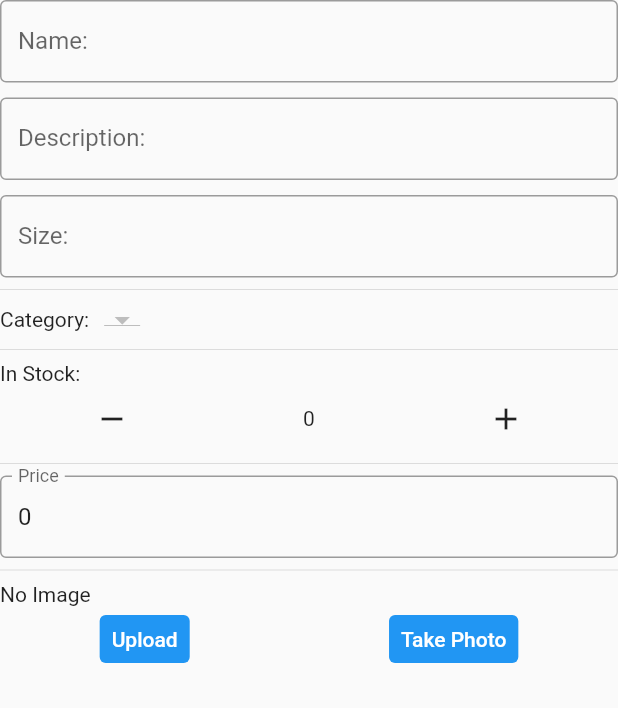
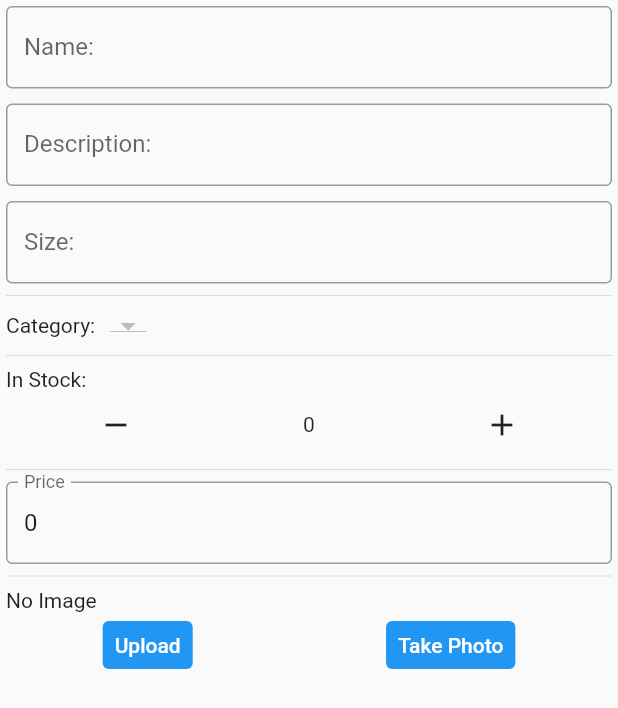
Before and after one commit to KNGKAI/app_w_api, a Flutter app: the ProductEditing widget shown alone on an empty page, opened directly with empty values, on a phone screen of 412 x 824 dp. Shown: the top 708 px of the screen. Run offline on Flutter 3.47's test engine with Material 2 defaults, Android fonts, the phone set to English and light mode, and no system bars; our stand-ins replace camera, dio, graphql_flutter, shared_preferences; accounts and stored records are empty; network calls fail.

Commit message:
Added actions to product list view

```diff
--- a/app/lib/Providers/CatagoryProvider.dart
+++ b/app/lib/Providers/CatagoryProvider.dart
@@ -1,4 +1,6 @@
 import 'package:app/Models/Category.dart';
+
+import 'package:graphql_flutter/graphql_flutter.dart';
 
 class Cart {
   final List<Category> _categories = [];
--- a/app/lib/Widgets/ProductEditing.dart
+++ b/app/lib/Widgets/ProductEditing.dart
@@ -1,4 +1,3 @@
-
 import 'dart:convert';
 import 'dart:io';
 
@@ -36,11 +35,17 @@ class _State extends State<ProductEditing> {
 
   @override
   Widget build(BuildContext context) {
-    TextEditingController nameController = TextEditingController(text: widget.product.name);
-    TextEditingController descriptionController = TextEditingController(text: widget.product.description);
-    TextEditingController sizeController = TextEditingController(text: widget.product.size);
-    TextEditingController priceController = TextEditingController(text: widget.product.price.toString());
-    return Column(
+    TextEditingController nameController =
+        TextEditingController(text: widget.product.name);
+    TextEditingController descriptionController =
+        TextEditingController(text: widget.product.description);
+    TextEditingController sizeController =
+        TextEditingController(text: widget.product.size);
+    TextEditingController priceController =
+        TextEditingController(text: widget.product.price.toString());
+    return Padding(
+        padding: EdgeInsets.all(4),
+        child: Column(
           crossAxisAlignment: CrossAxisAlignment.start,
           children: [
             TextField(
@@ -80,7 +85,8 @@ class _State extends State<ProductEditing> {
                       .map((category) => DropdownMenuItem(
                             child: Text(category),
                             value: category,
-              )).toList(),
+                          ))
+                      .toList(),
                   onChanged: (value) {
                     setState(() {
                       widget.product.category = value;
@@ -127,15 +133,17 @@ class _State extends State<ProductEditing> {
               ),
             ),
             Divider(),
-        widget.product.image.isEmpty
+            widget.product.image == null || widget.product.image.isEmpty
                 ? Text("No Image")
-            : Image.memory(Base64Decoder().convert(widget.product.image), width: MediaQuery.of(context).size.width / 2),
+                : Image.memory(Base64Decoder().convert(widget.product.image),
+                    width: MediaQuery.of(context).size.width / 2),
             Row(
               mainAxisAlignment: MainAxisAlignment.spaceAround,
               children: [
                 TextButton(
                   child: Text("Upload", style: TextStyle(color: Colors.white)),
-              style: ButtonStyle(backgroundColor: MaterialStateProperty.all(Colors.blue)),
+                  style: ButtonStyle(
+                      backgroundColor: MaterialStateProperty.all(Colors.blue)),
                   onPressed: () {
                     print('upload');
 
@@ -149,8 +157,10 @@ class _State extends State<ProductEditing> {
                   },
                 ),
                 TextButton(
-              child: Text("Take Photo", style: TextStyle(color: Colors.white)),
-              style: ButtonStyle(backgroundColor: MaterialStateProperty.all(Colors.blue)),
+                  child:
+                      Text("Take Photo", style: TextStyle(color: Colors.white)),
+                  style: ButtonStyle(
+                      backgroundColor: MaterialStateProperty.all(Colors.blue)),
                   onPressed: () async {
                     print('take photo');
 
@@ -158,8 +168,7 @@ class _State extends State<ProductEditing> {
                     var result = await showDialog(
                       context: context,
                       builder: (context) => AlertDialog(
-                    content:
-                    TakePictureScreen(camera: camera.first),
+                        content: TakePictureScreen(camera: camera.first),
                       ),
                     );
                     print(result.toString());
@@ -173,10 +182,9 @@ class _State extends State<ProductEditing> {
               ],
             ),
           ],
-    );
+        ));
   }
 }
-
 
 class TakePictureScreen extends StatefulWidget {
   final CameraDescription camera;
--- a/app/lib/Widgets/ProductWidget.dart
+++ b/app/lib/Widgets/ProductWidget.dart
@@ -4,5 +4,8 @@ import 'package:flutter/material.dart';
 
 class ProductWidget {
   static Widget grid(products) => ProductGrid(products: products);
-  static Widget list(products) => ProductList(products: products);
+  static Widget list(products, {actionBuilder}) => ProductList(
+        products: products,
+        actionBuilder: actionBuilder,
+      );
 }
```
Also changed, not shown: app/lib/Views/ProfileView.dart (+56 -7 lines), app/lib/Widgets/Product/ProductList.dart (+6 -9 lines), app/lib/Widgets/Product/ProductListTile.dart (+10 -1 lines). Lines whose indentation alone changed are shown as unchanged.
